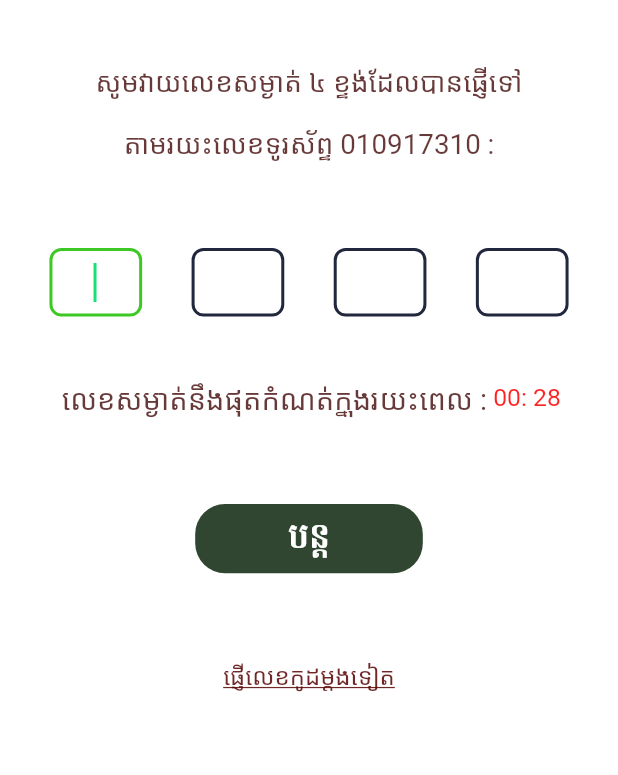
After one commit to Seakwin-Hub/saladapp-flutter, a Flutter app: the RegisterScreen screen opened directly, after a tap on "ចុះឈ្មោះ", on a phone screen of 412 x 824 dp, the part 308-1083 px from its top. The commit adds this screen. Run offline on Flutter 3.47's test engine with Material 2 defaults, Android fonts, the light colour scheme and no system bars; our stand-ins replace dotted_border, flutter_svg, image_picker, lottie; network calls fail; Roboto replaces fonts that are missing (KhmerOSBassac, KhmerOSKangrey).

Commit message:
thita developer

```diff
--- /dev/null
+++ b/lib/screens/otp_screen.dart
@@ -0,0 +1,215 @@
+import 'package:flutter/material.dart';
+import 'package:saladapp/resource/assets_route.dart';
+import 'package:saladapp/share/widget/fontcustom_widget.dart';
+
+class OTPScreen extends StatefulWidget {
+  const OTPScreen({super.key});
+
+  @override
+  State<OTPScreen> createState() => _OTPScreenState();
+}
+
+class _OTPScreenState extends State<OTPScreen> {
+  late FocusNode pin3Focus;
+  late FocusNode pin4Focus;
+  late FocusNode pin2Focus;
+
+  @override
+  void initState() {
+    pin2Focus = FocusNode();
+    pin3Focus = FocusNode();
+    pin4Focus = FocusNode();
+
+    super.initState();
+  }
+
+  @override
+  void dispose() {
+    pin2Focus.dispose();
+    pin3Focus.dispose();
+    pin4Focus.dispose();
+    super.dispose();
+  }
+
+  void nextField(String value, FocusNode focusNode) {
+    if (value.length == 1) {
+      focusNode.requestFocus();
+    }
+  }
+
+  @override
+  Widget build(BuildContext context) {
+    Size size = MediaQuery.of(context).size;
+    return Scaffold(
+      backgroundColor: Colors.white,
+      body: SafeArea(
+        child: SizedBox(
+          width: size.width,
+          child: SingleChildScrollView(
+            child: Column(
+              children: [
+                SizedBox(
+                  height: size.height * 0.1,
+                ),
+                Image.asset(
+                  ImageAssets.logo,
+                  width: size.width * 0.3,
+                ),
+                SizedBox(
+                  height: size.height * 0.05,
+                ),
+                Text(
+                  'សូមវាយលេខសម្ងាត់ ៤ ខ្ទង់ដែលបានផ្ញើទៅ',
+                  textAlign: TextAlign.center,
+                  style: customFontBassac(size.width * 0.045,
+                      const Color.fromARGB(221, 80, 26, 26)),
+                ),
+                SizedBox(
+                  height: size.height * 0.02,
+                ),
+                Text(
+                  'តាមរយះលេខទូរស័ព្ទ 010917310 :',
+                  textAlign: TextAlign.center,
+                  style: customFontBassac(size.width * 0.045,
+                      const Color.fromARGB(221, 80, 26, 26)),
+                ),
+                SizedBox(
+                  height: size.height * 0.02,
+                ),
+                Padding(
+                  padding: EdgeInsets.symmetric(
+                      horizontal: size.width * 0.08,
+                      vertical: size.height * 0.05),
+                  child: Form(
+                    child: Row(
+                      mainAxisAlignment: MainAxisAlignment.spaceBetween,
+                      children: [
+                        SizedBox(
+                          width: size.width * 0.15,
+                          child: TextFormField(
+                            autofocus: true,
+                            keyboardType: TextInputType.number,
+                            textAlign: TextAlign.center,
+                            style: customFontBassac(
+                                size.width * 0.055,
+                                const Color.fromARGB(255, 50, 17, 55)
+                                    .withOpacity(0.8)),
+                            decoration: textFieldStyle(size),
+                            onChanged: (value) {
+                              nextField(value, pin2Focus);
+                            },
+                          ),
+                        ),
+                        otpBox(size, pin2Focus, pin3Focus),
+                        otpBox(size, pin3Focus, pin4Focus),
+                        SizedBox(
+                          width: size.width * 0.15,
+                          child: TextFormField(
+                            focusNode: pin4Focus,
+                            keyboardType: TextInputType.number,
+                            textAlign: TextAlign.center,
+                            style: customFontBassac(
+                                size.width * 0.055,
+                                const Color.fromARGB(255, 50, 17, 55)
+                                    .withOpacity(0.8)),
+                            decoration: textFieldStyle(size),
+                            onChanged: (value) {
+                              pin4Focus.unfocus();
+                            },
+                          ),
+                        ),
+                      ],
+                    ),
+                  ),
+                ),
+                Row(
+                  children: [
+                    SizedBox(
+                      width: size.width * 0.1,
+                    ),
+                    Text(
+                      'លេខសម្ងាត់នឹងផុតកំណត់ក្នុងរយះពេល :',
+                      textAlign: TextAlign.center,
+                      style: customFontBassac(size.width * 0.047,
+                          const Color.fromARGB(221, 80, 26, 26)),
+                    ),
+                    Expanded(
+                      child: TweenAnimationBuilder(
+                        tween: Tween(begin: 30.0, end: 0),
+                        duration: const Duration(seconds: 30),
+                        builder: (context, value, child) => Text(
+                          value < 10
+                              ? ' 00: 0${value.toInt()}'
+                              : ' 00: ${value.toInt()}',
+                          style: customFontKangrey(size.width * 0.04,
+                              const Color.fromARGB(221, 255, 0, 0)),
+                        ),
+                      ),
+                    )
+                  ],
+                ),
+                SizedBox(
+                  height: size.height * 0.07,
+                ),
+                InkWell(
+                  onTap: () {},
+                  child: Container(
+                    decoration: BoxDecoration(
+                      borderRadius: BorderRadius.circular(20),
+                      color: const Color.fromARGB(255, 48, 70, 48),
+                    ),
+                    child: Padding(
+                      padding: EdgeInsets.symmetric(
+                          vertical: size.height * 0.005,
+                          horizontal: size.width * 0.15),
+                      child: FittedBox(
+                        fit: BoxFit.fill,
+                        child: Text(
+                          'បន្ត',
+                          style: customFontBTB(size.width * 0.05,
+                              const Color.fromARGB(255, 255, 255, 255)),
+                        ),
+                      ),
+                    ),
+                  ),
+                ),
+                SizedBox(
+                  height: size.height * 0.07,
+                ),
+                GestureDetector(
+                  onTap: () {},
+                  child: const Text(
+                    'ផ្ញើលេខកូដម្តងទៀត',
+                    style: TextStyle(
+                      fontFamily: 'KhmerOSKangrey',
+                      fontSize: 16,
+                      color: Color.fromARGB(221, 90, 6, 6),
+                      decoration: TextDecoration.underline,
+                    ),
+                  ),
+                ),
+              ],
+            ),
+          ),
+        ),
+      ),
+    );
+  }
+
+  SizedBox otpBox(Size size, FocusNode focusNode1, focusNode2) {
+    return SizedBox(
+      width: size.width * 0.15,
+      child: TextFormField(
+        focusNode: focusNode1,
+        keyboardType: TextInputType.number,
+        textAlign: TextAlign.center,
+        style: customFontBassac(size.width * 0.055,
+            const Color.fromARGB(255, 50, 17, 55).withOpacity(0.8)),
+        decoration: textFieldStyle(size),
+        onChanged: (value) {
+          nextField(value, focusNode2);
+        },
+      ),
+    );
+  }
+}
--- a/lib/screens/register_screen.dart
+++ b/lib/screens/register_screen.dart
@@ -1,5 +1,6 @@
 import 'package:flutter/material.dart';
 import 'package:saladapp/resource/assets_route.dart';
+import 'package:saladapp/screens/otp_screen.dart';
 import 'package:saladapp/screens/login_screen.dart';
 import 'package:saladapp/share/widget/fontcustom_widget.dart';
 import 'package:saladapp/share/widget/textformfield_widget.dart';
@@ -56,7 +57,6 @@ class _RegisterScreenState extends State<RegisterScreen> {
                       lblText: 'ឈ្មោះអ្នកប្រើប្រាស់',
                       pwStyle: false,
                     ),
-
                     SizedBox(
                       height: size.height * 0.038,
                     ),
@@ -64,7 +64,7 @@ class _RegisterScreenState extends State<RegisterScreen> {
                       onChanged: (p0) {},
                       controller: email,
                       size: size,
-                      lblText: 'អ៊ីមែល',
+                      lblText: 'លេខទូរស័ព្ទ',
                       pwStyle: false,
                     ),
                     SizedBox(
@@ -80,22 +80,27 @@ class _RegisterScreenState extends State<RegisterScreen> {
                     const SizedBox(
                       height: 10,
                     ),
-                    // Align(
-                    //   alignment: Alignment.bottomRight,
-                    //   child: InkWell(
-                    //     onTap: () {},
-                    //     child: Text(
-                    //       'ភ្លេចលេខសម្ងាត់ ?',
-                    //       style: customFontSR(
-                    //           size.width * 0.033, const Color(0xffC54646)),
-                    //     ),
-                    //   ),
-                    // ),
+                    Align(
+                      alignment: Alignment.bottomRight,
+                      child: InkWell(
+                        onTap: () {},
+                        child: Text(
+                          'ភ្លេចលេខសម្ងាត់ ?',
+                          style: customFontSR(
+                              size.width * 0.033, const Color(0xffC54646)),
+                        ),
+                      ),
+                    ),
                     SizedBox(
                       height: size.height * 0.038,
                     ),
                     InkWell(
-                      onTap: () {},
+                      onTap: () {
+                        Navigator.push(
+                            context,
+                            MaterialPageRoute(
+                                builder: (context) => const OTPScreen()));
+                      },
                       child: Container(
                         decoration: BoxDecoration(
                           borderRadius: BorderRadius.circular(5),
--- a/lib/share/widget/fontcustom_widget.dart
+++ b/lib/share/widget/fontcustom_widget.dart
@@ -17,3 +17,19 @@ TextStyle customFontKangrey(double fontSize, Color color) =>
 
 TextStyle customFontSR(double fontSize, Color color) =>
     TextStyle(fontFamily: 'KhmerOSSiemreap', fontSize: fontSize, color: color);
+
+InputDecoration textFieldStyle(Size size) {
+  return InputDecoration(
+    isDense: true,
+    focusedBorder: OutlineInputBorder(
+        borderRadius: BorderRadius.circular(8),
+        borderSide: const BorderSide(
+            color: Color.fromARGB(255, 61, 200, 36), width: 2)),
+    enabledBorder: OutlineInputBorder(
+        borderSide:
+            const BorderSide(color: Color.fromARGB(255, 33, 40, 61), width: 2),
+        borderRadius: BorderRadius.circular(8)),
+    contentPadding: EdgeInsets.symmetric(
+        horizontal: size.width * 0.04, vertical: size.height * 0.012),
+  );
+}
```
